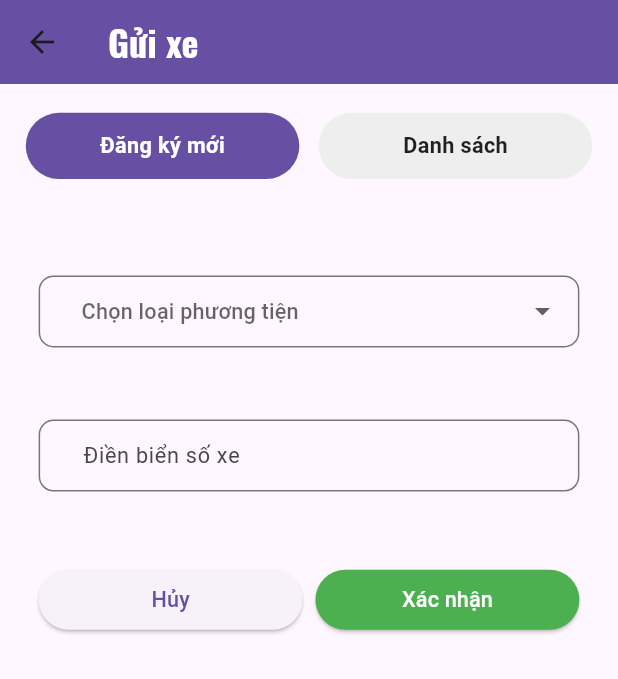
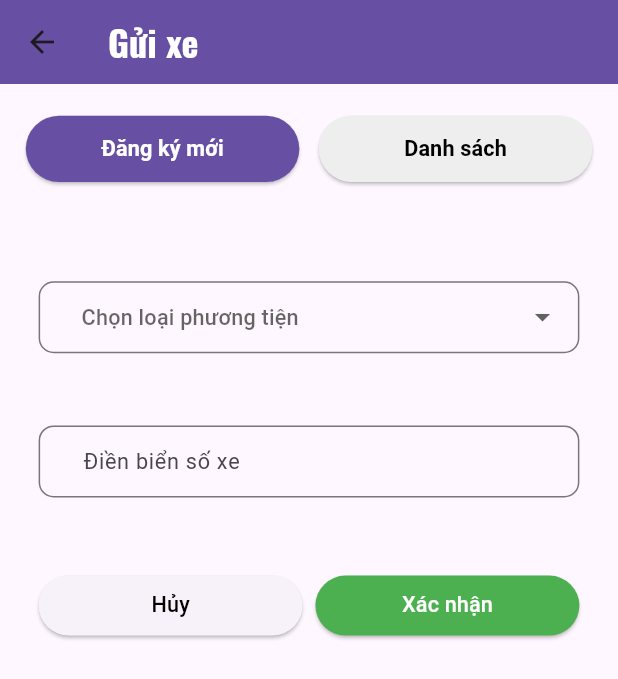
Before and after one commit to HuynhMinh2003/DoAn, a Flutter app: the GuiXeScreen screen opened directly, on a phone screen of 412 x 824 dp. Shown: the top 679 px of the screen. Run offline on Flutter 3.47's test engine with Material 3 defaults, Android fonts, the light colour scheme and no system bars; our stand-ins replace animated_splash_screen, cloud_firestore, cloud_functions, dropdown_button2, email_validator, firebase_auth and 17 more; missing offline and left inert: dart:html, docx_template, excel, syncfusion_flutter_pdfviewer; accounts and stored records are empty; project files that could hold a hidden picture were left out.

Commit message:
Day 55(2): sua linh tinh

```diff
--- a/lib/src/resources/add_parking_page.dart
+++ b/lib/src/resources/add_parking_page.dart
@@ -27,7 +27,7 @@ class _GuiXeScreenState extends State<GuiXeScreen> {
   void showSnackBar(String message) {
     ScaffoldMessenger.of(context).showSnackBar(
       SnackBar(
-        content: Text(message,style: TextStyle(fontSize: 15.sp),),
+        content: Text(message,style: TextStyle(fontSize: 15.sp,color: Colors.black),),
         backgroundColor: Colors.green,  // Màu nền xanh
       ),
     );
@@ -161,7 +161,7 @@ class _GuiXeScreenState extends State<GuiXeScreen> {
             title: Center(
                 child: Text(
                   "Chỉnh sửa thông tin xe",
-                  style: TextStyle(fontSize: 25.sp, fontWeight: FontWeight.bold),
+                  style: TextStyle(fontSize: 23.sp, fontWeight: FontWeight.bold),
                 )),
             content: Column(
               mainAxisSize: MainAxisSize.min,
@@ -213,7 +213,7 @@ class _GuiXeScreenState extends State<GuiXeScreen> {
                   _errorController.close();
                   Navigator.of(context, rootNavigator: true).pop();
                 },
-                child: Text("Hủy", style: TextStyle(fontSize: 15.sp)),
+                child: Text("Hủy", style: TextStyle(fontSize: 15.sp,color: Colors.black)),
               ),
               ElevatedButton(
                 onPressed: () async {
@@ -240,7 +240,8 @@ class _GuiXeScreenState extends State<GuiXeScreen> {
                     _errorController.add("Lỗi khi cập nhật: $e");
                   }
                 },
-                child: Text("Lưu", style: TextStyle(fontSize: 15.sp)),
+                style: ElevatedButton.styleFrom(backgroundColor: Colors.green),
+                child: Text("Lưu", style: TextStyle(fontSize: 15.sp,color: Colors.white)),
               ),
             ],
           );
@@ -401,7 +402,7 @@ class _GuiXeScreenState extends State<GuiXeScreen> {
                                   child: Text(
                                     "Xác nhận hủy",
                                     style: TextStyle(
-                                        fontSize: 30.sp, fontWeight: FontWeight.bold),
+                                        fontSize: 23.sp, fontWeight: FontWeight.bold),
                                   ),
                                 ),
                                 content: Text(
@@ -411,7 +412,7 @@ class _GuiXeScreenState extends State<GuiXeScreen> {
                                 actions: [
                                   TextButton(
                                     onPressed: () => Navigator.of(context, rootNavigator: true).pop(),
-                                    child: Text("Không", style: TextStyle(fontSize: 15.sp)),
+                                    child: Text("Không", style: TextStyle(fontSize: 15.sp,color: Colors.black)),
                                   ),
                                   ElevatedButton(
                                     onPressed: () {
@@ -464,12 +465,12 @@ class _GuiXeScreenState extends State<GuiXeScreen> {
                     ),
                     hint: Text('Chọn loại phương tiện', style: TextStyle(fontSize: 15.sp)),
                     items: const [
-                      DropdownMenuItem(value: 'motorbike_roofed', child: Text('Xe máy (có mái)')),
-                      DropdownMenuItem(value: 'motorbike_unroofed', child: Text('Xe máy (không mái)')),
-                      DropdownMenuItem(value: 'car_roofed', child: Text('Ô tô (có mái)')),
-                      DropdownMenuItem(value: 'car_unroofed', child: Text('Ô tô (không mái)')),
-                      DropdownMenuItem(value: 'bike_roofed', child: Text('Xe đạp (có mái)')),
-                      DropdownMenuItem(value: 'bike_unroofed', child: Text('Xe đạp (không mái)')),
+                      DropdownMenuItem(value: 'motorbike_roofed', child: Text('Xe máy (có mái che)')),
+                      DropdownMenuItem(value: 'motorbike_unroofed', child: Text('Xe máy (không mái che)')),
+                      DropdownMenuItem(value: 'car_roofed', child: Text('Ô tô (có mái che)')),
+                      DropdownMenuItem(value: 'car_unroofed', child: Text('Ô tô (không mái che)')),
+                      DropdownMenuItem(value: 'bike_roofed', child: Text('Xe đạp (có mái che)')),
+                      DropdownMenuItem(value: 'bike_unroofed', child: Text('Xe đạp (không mái che)')),
                     ],
                     onChanged: (value) {
                       _vehicleType = value;
@@ -517,7 +518,7 @@ class _GuiXeScreenState extends State<GuiXeScreen> {
                       _vehicleTypeController.sink.add(null);
                       _licensePlateController.sink.add(null);
                     },
-                    child: Text("Hủy", style: TextStyle(fontSize: 15.sp)),
+                    child: Text("Hủy", style: TextStyle(fontSize: 15.sp, color: Colors.black)),
                   ),),
                   SizedBox(width: 8.w),
                   Expanded(child: ElevatedButton(
@@ -550,30 +551,29 @@ class _GuiXeScreenState extends State<GuiXeScreen> {
     );
   }
 
-  Widget _buildTabButton(BuildContext context,String text, int index, bool isSelected) {
+  Widget _buildTabButton(BuildContext context, String label, int index, bool isSelected) {
     return Expanded(
-      child: GestureDetector(
-        onTap: () {
+      child: ElevatedButton(
+        onPressed: () {
           setState(() {
             _selectedTab = index;
           });
         },
-        child: Container(
+        style: ElevatedButton.styleFrom(
+          backgroundColor: isSelected
+              ? Theme.of(context).colorScheme.primary
+              : Colors.grey.shade200,
+          foregroundColor: isSelected ? Colors.white : Colors.black,
           padding: EdgeInsets.symmetric(vertical: 12.h),
-          decoration: BoxDecoration(
-            color: isSelected
-                ? Theme.of(context).colorScheme.primary
-                : Colors.grey.shade200,
+          shape: RoundedRectangleBorder(
             borderRadius: BorderRadius.circular(24),
           ),
-          alignment: Alignment.center,
-          child: Text(
-            text,
-            style: TextStyle(
-                color: isSelected ? Colors.white : Colors.black87,
-                fontWeight: FontWeight.w600,
-                fontSize: 15.sp
-            ),
+        ),
+        child: Text(
+          label,
+          style: TextStyle(
+            fontSize: 15.sp,
+            fontWeight: FontWeight.w600,
           ),
         ),
       ),
--- a/lib/src/resources/admin/ds_hopdong_canho_page.dart
+++ b/lib/src/resources/admin/ds_hopdong_canho_page.dart
@@ -1257,7 +1257,7 @@ class _ContractListPageState extends State<ContractListPage> {
                           thickness: 0.1,
                           indent: 10.0,
                           endIndent: 10.0,
-                          color: Colors.black,
+                          color: Colors.black54,
                         ),
                       ],
                     ),
--- a/lib/src/resources/company_info_page.dart
+++ b/lib/src/resources/company_info_page.dart
@@ -11,7 +11,6 @@ import 'package:firebase_auth/firebase_auth.dart';
 import 'package:flutter/material.dart';
 import 'package:flutter_screenutil/flutter_screenutil.dart';
 import 'package:flutter_svg/svg.dart';
-import 'package:http/http.dart';
 import 'package:intl/intl.dart';
 import 'package:provider/provider.dart';
 
@@ -38,7 +37,7 @@ class _CompanyInfoPageState extends BaseCompanyInfoScreen<CompanyInfoPage> {
       Future.microtask(() {
         // Tải ảnh người dùng (nếu có)
         Provider.of<CompanyImageProvider>(context, listen: false)
-            .loadImageByCompanyId(companyId);
+            .fetchAvatar();
 
         // Lấy thông tin cư dân + apartmentName luôn
         getCompanyInfo(companyId);
--- a/lib/src/resources/csn_info_page.dart
+++ b/lib/src/resources/csn_info_page.dart
@@ -34,7 +34,7 @@ class _CSNInfoPageState extends BaseStaffInfoScreen<CSNInfoPage> {
       Future.microtask(() {
         // Tải ảnh người dùng (nếu có)
         Provider.of<StaffImageProvider>(context, listen: false)
-            .loadImageByStaffId(staffId);
+            .fetchAvatar();
 
         // Lấy thông tin cư dân + apartmentName luôn
         getStaffInfo(staffId);
--- a/lib/src/resources/csn_screen_page.dart
+++ b/lib/src/resources/csn_screen_page.dart
@@ -59,7 +59,7 @@ class _CSNScreenState extends State<CSNScreen> {
         });
       },
       style: ElevatedButton.styleFrom(
-        backgroundColor: isActive ? Theme.of(context).colorScheme.primary : Colors.grey[300],
+        backgroundColor: isActive ? Theme.of(context).colorScheme.primary : Colors.grey.shade200,
         foregroundColor: isActive ? Colors.white : Colors.black,
       ),
       child: Text(label, style: TextStyle(fontSize: 15.sp)),
@@ -164,8 +164,8 @@ class _CSNScreenState extends State<CSNScreen> {
         ),),
         backgroundColor: Theme.of(context).colorScheme.primary,
       ),
-      body: SafeArea(child:
-      Column(
+      body: SafeArea(
+          child: Column(
         children: [
           Padding(
             padding: EdgeInsets.only(right: 16.w, left: 16.w, top: 20.h, bottom: 5.h),
--- a/lib/src/resources/ktv_info_page.dart
+++ b/lib/src/resources/ktv_info_page.dart
@@ -35,7 +35,7 @@ class _KTVInfoPageState extends BaseStaffInfoScreen<KTVInfoPage> {
       Future.microtask(() {
         // Tải ảnh người dùng (nếu có)
         Provider.of<StaffImageProvider>(context, listen: false)
-            .loadImageByStaffId(staffId);
+            .fetchAvatar();
 
         // Lấy thông tin cư dân + apartmentName luôn
         getStaffInfo(staffId);
--- a/lib/src/resources/payment_summary_screen_page.dart
+++ b/lib/src/resources/payment_summary_screen_page.dart
@@ -100,7 +100,7 @@ class _PaymentScreenState extends State<PaymentScreen> {
         });
       },
       style: ElevatedButton.styleFrom(
-        backgroundColor: isActive ? Theme.of(context).colorScheme.primary : Colors.grey[300],
+        backgroundColor: isActive ? Theme.of(context).colorScheme.primary : Colors.grey.shade200,
         foregroundColor: isActive ? Colors.white : Colors.black,
       ),
       child: Text(label, style: TextStyle(fontSize: 15.sp)),
@@ -200,7 +200,7 @@ class _PaymentScreenState extends State<PaymentScreen> {
                   SnackBar(content: Text("Đã cập nhật trạng thái thanh toán, vui lòng chờ kiểm tra"), backgroundColor: Colors.green),
                 );
               },
-              child: Text('Xác nhận thanh toán', style: TextStyle(fontSize: 15.sp)),
+              child: Text('Xác nhận thanh toán', style: TextStyle(fontSize: 15.sp,color:Colors.black)),
             ),
           ),
         ],
--- a/lib/src/resources/provider/company_image_provider.dart
+++ b/lib/src/resources/provider/company_image_provider.dart
@@ -26,10 +26,10 @@ class CompanyImageProvider extends ChangeNotifier {
   Uint8List? get webImageBytes => _webImageBytes;
 
   CompanyImageProvider() {
-    _fetchAvatar();
+    fetchAvatar();
   }
 
-  void _fetchAvatar() {
+  void fetchAvatar() {
     String? userId = FirebaseAuth.instance.currentUser?.uid;
     if (userId == null) return;
 
--- a/lib/src/resources/provider/resident_image_provider.dart
+++ b/lib/src/resources/provider/resident_image_provider.dart
@@ -26,10 +26,10 @@ class ResidentImageProvider extends ChangeNotifier {
   Uint8List? get webImageBytes => _webImageBytes;
 
   ResidentImageProvider() {
-    _fetchAvatar();
+    fetchAvatar();
   }
 
-  void _fetchAvatar() {
+  void fetchAvatar() {
     String? userId = FirebaseAuth.instance.currentUser?.uid;
     if (userId == null) return;
 
--- a/lib/src/resources/provider/staff_image_provider.dart
+++ b/lib/src/resources/provider/staff_image_provider.dart
@@ -26,10 +26,10 @@ class StaffImageProvider extends ChangeNotifier {
   Uint8List? get webImageBytes => _webImageBytes;
 
   StaffImageProvider() {
-    _fetchAvatar();
+    fetchAvatar();
   }
 
-  void _fetchAvatar() {
+  void fetchAvatar() {
     String? userId = FirebaseAuth.instance.currentUser?.uid;
     if (userId == null) return;
 
```
Also changed, not shown: lib/src/resources/add_resident_screen_page.dart (+4 -6 lines), lib/src/resources/company_detail_page.dart (+10 -10 lines), lib/src/resources/home_resident_page.dart (+54 -3 lines), lib/src/resources/report_page.dart (+17 -18 lines), lib/src/resources/reset_pass_page.dart (+10 -15 lines), lib/src/resources/resident_contract_screen.dart (added, +59 -0 lines), lib/src/resources/resident_info_page.dart (+4 -7 lines).
